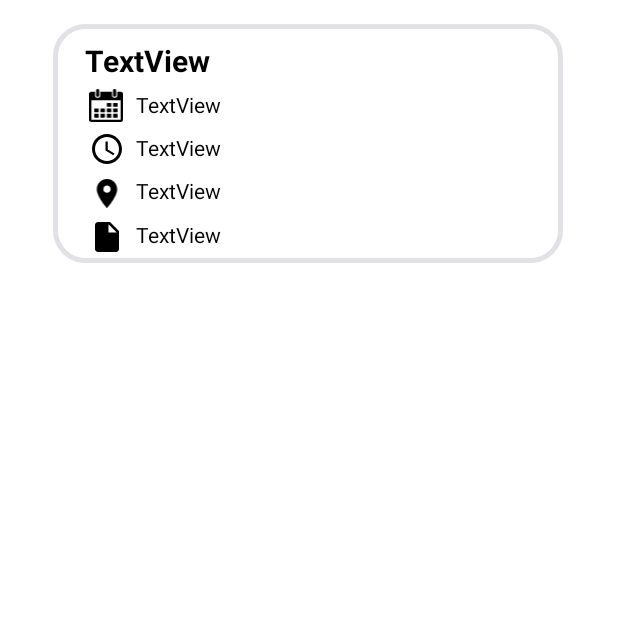
After one commit to rlvidanapathirana/UniLife, an Android app: the todoexam screen opened directly, with no data from a screen before it, on a phone screen of 412 x 824 dp, the top half of it. The commit adds this screen. Run offline under Robolectric (Android 15) with nearby library versions, the phone set to English and light mode, and no system bars.

Commit message:
Complete Data retrieval part from DB in Exam Fragment

```diff
--- a/app/src/main/AndroidManifest.xml
+++ b/app/src/main/AndroidManifest.xml
@@ -9,7 +9,8 @@
         android:roundIcon="@mipmap/ic_launcher_round"
         android:supportsRtl="true"
         android:theme="@style/Theme.Unilife">
-        <activity android:name=".AddExam"></activity>
+        <activity android:name=".todoexam"></activity>
+        <activity android:name=".AddExam" />
         <activity android:name=".MainActivity">
             <intent-filter>
                 <action android:name="android.intent.action.MAIN" />
--- a/app/src/main/java/com/shadowsquad/unilife/DbHandler.java
+++ b/app/src/main/java/com/shadowsquad/unilife/DbHandler.java
@@ -2,10 +2,14 @@ package com.shadowsquad.unilife;
 
 import android.content.ContentValues;
 import android.content.Context;
+import android.database.Cursor;
 import android.database.sqlite.SQLiteDatabase;
 import android.database.sqlite.SQLiteOpenHelper;
 
 import androidx.annotation.Nullable;
+
+import java.util.ArrayList;
+import java.util.List;
 
 public class DbHandler extends SQLiteOpenHelper {
 
@@ -81,5 +85,38 @@ public class DbHandler extends SQLiteOpenHelper {
         sqLiteDatabase.close();
     }
 
+    //Get All Add Exams
+    public List<ExamModel> getAllInsertedExamModel(){
+
+        List<ExamModel> ExamModels = new ArrayList();
+        SQLiteDatabase db = getReadableDatabase();
+        String query = "SELECT * FROM " +EXAM_TABLE_NAME;
+
+        Cursor cursor = db.rawQuery(query,null);
+
+
+        if (cursor.moveToFirst()){
+            do {
+                //Create new ExamModel object
+                ExamModel examModel = new ExamModel();
+
+                //set values to the object
+                examModel.setId(cursor.getInt(0));
+                examModel.setExamName(cursor.getString(1));
+                examModel.setDate(cursor.getString(2));
+                examModel.setTime(cursor.getString(3));
+                examModel.setPlace(cursor.getString(4));
+                examModel.setType(cursor.getString(5));
+                examModel.setNote(cursor.getString(6));
+                examModel.setStarted(cursor.getLong(7));
+                examModel.setFinished(cursor.getLong(8));
+
+                //examModels = [obj,obj.]
+                ExamModels.add(examModel);
+                } while (cursor.moveToNext());
+        }
+        return ExamModels;
+
+    }
 
 }
--- /dev/null
+++ b/app/src/main/java/com/shadowsquad/unilife/ExamAdapter.java
@@ -0,0 +1,63 @@
+package com.shadowsquad.unilife;
+
+import android.content.Context;
+import android.view.LayoutInflater;
+import android.view.View;
+import android.view.ViewGroup;
+import android.widget.ArrayAdapter;
+import android.widget.ImageView;
+import android.widget.TextView;
+
+import androidx.annotation.NonNull;
+import androidx.annotation.Nullable;
+
+import java.util.List;
+
+public class ExamAdapter extends ArrayAdapter <ExamModel> {
+
+    private Context context;
+    private int resource;
+    List<ExamModel> examModels;
+
+    ExamAdapter(Context context, int resource, List<ExamModel> examModels){
+        super(context,resource,examModels);
+        this.context = context;
+        this.resource = resource;
+        this.examModels = examModels;
+    }
+
+    @NonNull
+    @Override
+    public View getView(int position, @Nullable View convertView, @NonNull ViewGroup parent) {
+        //return super.getView(position, convertView, parent);
+
+        LayoutInflater inflater = LayoutInflater.from(context);
+        View row = inflater.inflate(resource,parent,false);
+
+        //Link to Fragment_exam.xml TextViews
+        TextView examNameView = row.findViewById(R.id.examNameView);
+        TextView dateView = row.findViewById(R.id.dateView);
+        TextView timeView = row.findViewById(R.id.timeView);
+        TextView placeView = row.findViewById(R.id.placeView);
+        TextView typeView = row.findViewById(R.id.typeView);
+
+        //Images
+        //ImageView imageView = row.findViewById(R.id.)
+
+        //DB and row combine and data add
+        ExamModel examModel = examModels.get(position);
+
+        examNameView.setText(examModel.getExamName());
+        dateView.setText(examModel.getDate());
+        timeView.setText(examModel.getTime());
+        placeView.setText(examModel.getPlace());
+        typeView.setText(examModel.getType());
+
+        //imageView.setVisibility
+
+        //if (examModel.getFinished() > 0){
+        //    i
+        //}
+        return row;
+    }
+}
--- a/app/src/main/java/com/shadowsquad/unilife/ExamFragment.java
+++ b/app/src/main/java/com/shadowsquad/unilife/ExamFragment.java
@@ -1,5 +1,6 @@
 package com.shadowsquad.unilife;
 
+import android.content.Context;
 import android.content.Intent;
 import android.os.Bundle;
 import android.view.LayoutInflater;
@@ -7,21 +8,44 @@ import android.view.View;
 import android.view.ViewGroup;
 import android.widget.Button;
 import android.widget.ImageButton;
+import android.widget.ListView;
 
 import androidx.annotation.NonNull;
 import androidx.annotation.Nullable;
 import androidx.fragment.app.Fragment;
 
+import java.util.ArrayList;
+import java.util.List;
+
 public class ExamFragment extends Fragment {
 
+    Context context;
+    private List<ExamModel>  examModels; //DB Handdeler Get Data
+    private DbHandler dbHandler;
+
+
     //Button addBtnExam;
-
     @Nullable
     @Override
     public View onCreateView(@NonNull LayoutInflater inflater, @Nullable ViewGroup container, @Nullable Bundle savedInstanceState) {
        View View = inflater.inflate(R.layout.fragment_exam,container,false);
 
-       //Exam Page btn link ADD EXAM Fragment page
+        //context = this;
+       //initialize examModels variable
+
+        context = container.getContext();
+        dbHandler = new DbHandler(context);
+
+        //listView =
+        examModels = new ArrayList<>();
+
+        examModels = dbHandler.getAllInsertedExamModel();
+        ListView listView = (ListView) View.findViewById(R.id.ListViewExam);
+        // 28 - 28:07
+        ExamAdapter examAdapter = new ExamAdapter(context,R.layout.activity_todoexam,examModels);
+        listView.setAdapter(examAdapter);
+
+       //Exam Page btn link ADD EXAM Fragment page [Fragment to Activity btn]
         ImageButton BtnOpenExam = (ImageButton) View.findViewById(R.id.BtnOpenExam);
         BtnOpenExam.setOnClickListener(new View.OnClickListener() {
             @Override
--- /dev/null
+++ b/app/src/main/java/com/shadowsquad/unilife/todoexam.java
@@ -0,0 +1,14 @@
+package com.shadowsquad.unilife;
+
+import androidx.appcompat.app.AppCompatActivity;
+
+import android.os.Bundle;
+
+public class todoexam extends AppCompatActivity {
+
+    @Override
+    protected void onCreate(Bundle savedInstanceState) {
+        super.onCreate(savedInstanceState);
+        setContentView(R.layout.activity_todoexam);
+    }
+}
--- /dev/null
+++ b/app/src/main/res/drawable-v24/rounded.xml
@@ -0,0 +1,12 @@
+<?xml version="1.0" encoding="utf-8"?>
+<shape
+    xmlns:android="http://schemas.android.com/apk/res/android"
+    android:shape="rectangle"
+    >
+    <solid android:color="@color/white" />
+    <corners android:radius="20dp" />
+    <stroke
+        android:width="3dp"
+        android:color="@color/shadow" />
+
+</shape>
--- /dev/null
+++ b/app/src/main/res/drawable/ic_baseline_access_time_24.xml
@@ -0,0 +1,13 @@
+<vector xmlns:android="http://schemas.android.com/apk/res/android"
+    android:width="24dp"
+    android:height="24dp"
+    android:viewportWidth="24"
+    android:viewportHeight="24"
+    android:tint="?attr/colorControlNormal">
+  <path
+      android:fillColor="@android:color/white"
+      android:pathData="M11.99,2C6.47,2 2,6.48 2,12s4.47,10 9.99,10C17.52,22 22,17.52 22,12S17.52,2 11.99,2zM12,20c-4.42,0 -8,-3.58 -8,-8s3.58,-8 8,-8 8,3.58 8,8 -3.58,8 -8,8z"/>
+  <path
+      android:fillColor="@android:color/white"
+      android:pathData="M12.5,7H11v6l5.25,3.15 0.75,-1.23 -4.5,-2.67z"/>
+</vector>
--- /dev/null
+++ b/app/src/main/res/drawable/ic_baseline_insert_drive_file_24.xml
@@ -0,0 +1,10 @@
+<vector xmlns:android="http://schemas.android.com/apk/res/android"
+    android:width="24dp"
+    android:height="24dp"
+    android:viewportWidth="24"
+    android:viewportHeight="24"
+    android:tint="?attr/colorControlNormal">
+  <path
+      android:fillColor="@android:color/white"
+      android:pathData="M6,2c-1.1,0 -1.99,0.9 -1.99,2L4,20c0,1.1 0.89,2 1.99,2L18,22c1.1,0 2,-0.9 2,-2L20,8l-6,-6L6,2zM13,9L13,3.5L18.5,9L13,9z"/>
+</vector>
--- /dev/null
+++ b/app/src/main/res/drawable/ic_baseline_location_on_24.xml
@@ -0,0 +1,10 @@
+<vector xmlns:android="http://schemas.android.com/apk/res/android"
+    android:width="24dp"
+    android:height="24dp"
+    android:viewportWidth="24"
+    android:viewportHeight="24"
+    android:tint="?attr/colorControlNormal">
+  <path
+      android:fillColor="@android:color/white"
+      android:pathData="M12,2C8.13,2 5,5.13 5,9c0,5.25 7,13 7,13s7,-7.75 7,-13c0,-3.87 -3.13,-7 -7,-7zM12,11.5c-1.38,0 -2.5,-1.12 -2.5,-2.5s1.12,-2.5 2.5,-2.5 2.5,1.12 2.5,2.5 -1.12,2.5 -2.5,2.5z"/>
+</vector>
--- /dev/null
+++ b/app/src/main/res/layout/activity_todoexam.xml
@@ -0,0 +1,146 @@
+<?xml version="1.0" encoding="utf-8"?>
+<androidx.constraintlayout.widget.ConstraintLayout xmlns:android="http://schemas.android.com/apk/res/android"
+    xmlns:app="http://schemas.android.com/apk/res-auto"
+    xmlns:tools="http://schemas.android.com/tools"
+    android:layout_width="match_parent"
+    android:layout_height="match_parent"
+    tools:context=".todoexam">
+
+
+    <androidx.constraintlayout.widget.ConstraintLayout
+        android:id="@+id/todoExamLayout"
+        android:layout_width="340dp"
+        android:layout_height="159dp"
+        android:layout_marginTop="16dp"
+        android:background="@drawable/rounded"
+        app:layout_constraintEnd_toEndOf="parent"
+        app:layout_constraintHorizontal_bias="0.492"
+        app:layout_constraintStart_toStartOf="parent"
+        app:layout_constraintTop_toTopOf="parent">
+
+        <TextView
+            android:id="@+id/examNameView"
+            android:layout_width="218dp"
+            android:layout_height="27dp"
+            android:layout_marginStart="21dp"
+            android:layout_marginTop="5dp"
+            android:text="TextView"
+            android:textColor="@color/black"
+            android:textSize="20sp"
+            android:textStyle="bold"
+            app:layout_constraintBottom_toTopOf="@+id/dateView"
+            app:layout_constraintEnd_toEndOf="parent"
+            app:layout_constraintHorizontal_bias="0.0"
+            app:layout_constraintStart_toStartOf="parent"
+            app:layout_constraintTop_toTopOf="parent" />
+
+        <TextView
+            android:id="@+id/dateView"
+            android:layout_width="183dp"
+            android:layout_height="23dp"
+            android:text="TextView"
+            android:textColor="@color/black"
+            app:layout_constraintBottom_toTopOf="@+id/timeView"
+            app:layout_constraintEnd_toEndOf="parent"
+            app:layout_constraintHorizontal_bias="0.354"
+            app:layout_constraintStart_toStartOf="parent"
+            app:layout_constraintTop_toBottomOf="@+id/examNameView" />
+
+        <ImageView
+            android:id="@+id/imageView3"
+            android:layout_width="24dp"
+            android:layout_height="22dp"
+            android:layout_marginStart="23dp"
+            android:layout_marginEnd="8dp"
+            app:layout_constraintBottom_toTopOf="@+id/imageView4"
+            app:layout_constraintEnd_toEndOf="parent"
+            app:layout_constraintEnd_toStartOf="@+id/dateView"
+            app:layout_constraintHorizontal_bias="0.0"
+            app:layout_constraintStart_toStartOf="parent"
+            app:layout_constraintTop_toBottomOf="@+id/examNameView"
+            app:srcCompat="@drawable/event" />
+
+        <TextView
+            android:id="@+id/timeView"
+            android:layout_width="183dp"
+            android:layout_height="23dp"
+            android:text="TextView"
+            android:textColor="@color/black"
+            app:layout_constraintBottom_toTopOf="@+id/placeView"
+            app:layout_constraintEnd_toEndOf="parent"
+            app:layout_constraintHorizontal_bias="0.354"
+            app:layout_constraintStart_toStartOf="parent"
+            app:layout_constraintTop_toBottomOf="@+id/dateView" />
+
+        <ImageView
+            android:id="@+id/imageView4"
+            android:layout_width="24dp"
+            android:layout_height="25dp"
+            android:layout_marginStart="24dp"
+            android:layout_marginEnd="8dp"
+            android:tint="@color/black"
+            app:layout_constraintBottom_toTopOf="@+id/imageView5"
+            app:layout_constraintEnd_toEndOf="parent"
+            app:layout_constraintEnd_toStartOf="@+id/timeView"
+            app:layout_constraintHorizontal_bias="0.0"
+            app:layout_constraintStart_toStartOf="parent"
+            app:layout_constraintTop_toBottomOf="@+id/imageView3"
+            app:srcCompat="@drawable/ic_baseline_access_time_24" />
+
+        <TextView
+            android:id="@+id/typeView"
+            android:layout_width="183dp"
+            android:layout_height="23dp"
+            android:text="TextView"
+            android:textColor="@color/black"
+            app:layout_constraintBottom_toBottomOf="parent"
+            app:layout_constraintEnd_toEndOf="parent"
+            app:layout_constraintHorizontal_bias="0.354"
+            app:layout_constraintStart_toStartOf="parent"
+            app:layout_constraintTop_toBottomOf="@+id/placeView" />
+
+        <ImageView
+            android:id="@+id/imageView6"
+            android:layout_width="wrap_content"
+            android:layout_height="wrap_content"
+            android:layout_marginStart="24dp"
+            android:layout_marginEnd="8dp"
+            android:tint="@color/black"
+            app:layout_constraintBottom_toBottomOf="parent"
+            app:layout_constraintEnd_toEndOf="parent"
+            app:layout_constraintEnd_toStartOf="@+id/typeView"
+            app:layout_constraintHorizontal_bias="0.0"
+            app:layout_constraintStart_toStartOf="parent"
+            app:layout_constraintTop_toBottomOf="@+id/imageView5"
+            app:srcCompat="@drawable/ic_baseline_insert_drive_file_24" />
+
+        <TextView
+            android:id="@+id/placeView"
+            android:layout_width="183dp"
+            android:layout_height="23dp"
+            android:text="TextView"
+            android:textColor="@color/black"
+            app:layout_constraintBottom_toTopOf="@+id/typeView"
+            app:layout_constraintEnd_toEndOf="parent"
+            app:layout_constraintHorizontal_bias="0.354"
+            app:layout_constraintStart_toStartOf="parent"
+            app:layout_constraintTop_toBottomOf="@+id/timeView" />
+
+        <ImageView
+            android:id="@+id/imageView5"
+            android:layout_width="24dp"
+            android:layout_height="23dp"
+            android:layout_marginStart="24dp"
+            android:layout_marginEnd="8dp"
+            android:tint="@color/black"
+            app:layout_constraintBottom_toTopOf="@+id/imageView6"
+            app:layout_constraintEnd_toEndOf="parent"
+            app:layout_constraintEnd_toStartOf="@+id/placeView"
+            app:layout_constraintHorizontal_bias="0.0"
+            app:layout_constraintStart_toStartOf="parent"
+            app:layout_constraintTop_toBottomOf="@+id/imageView4"
+            app:srcCompat="@drawable/ic_baseline_location_on_24" />
+
+    </androidx.constraintlayout.widget.ConstraintLayout>
+
+</androidx.constraintlayout.widget.ConstraintLayout>
--- a/app/src/main/res/layout/fragment_exam.xml
+++ b/app/src/main/res/layout/fragment_exam.xml
@@ -44,6 +44,18 @@
             app:srcCompat="@drawable/examhedder" />
     </androidx.constraintlayout.widget.ConstraintLayout>
 
+
+
+    <ListView
+        android:id="@+id/ListViewExam"
+        android:layout_width="356dp"
+        android:layout_height="423dp"
+        android:layout_marginTop="12dp"
+        app:layout_constraintEnd_toEndOf="parent"
+        app:layout_constraintHorizontal_bias="0.5"
+        app:layout_constraintStart_toStartOf="parent"
+        app:layout_constraintTop_toBottomOf="@+id/constraintLayout" />
+
     <ImageButton
         android:id="@+id/BtnOpenExam"
         android:layout_width="67dp"
@@ -60,4 +72,5 @@
         app:srcCompat="@drawable/add"
         tools:srcCompat="@drawable/add" />
 
+
 </androidx.constraintlayout.widget.ConstraintLayout>
--- a/app/src/main/res/values/colors.xml
+++ b/app/src/main/res/values/colors.xml
@@ -12,4 +12,6 @@
     <color name="theme_white">#f4fafa</color>
     <color name="delete_button">#FF4343</color>
     <color name="shadow_gray">#656262</color>
+    <color name="shadow">#E1E1E6</color>
+
 </resources>
```
